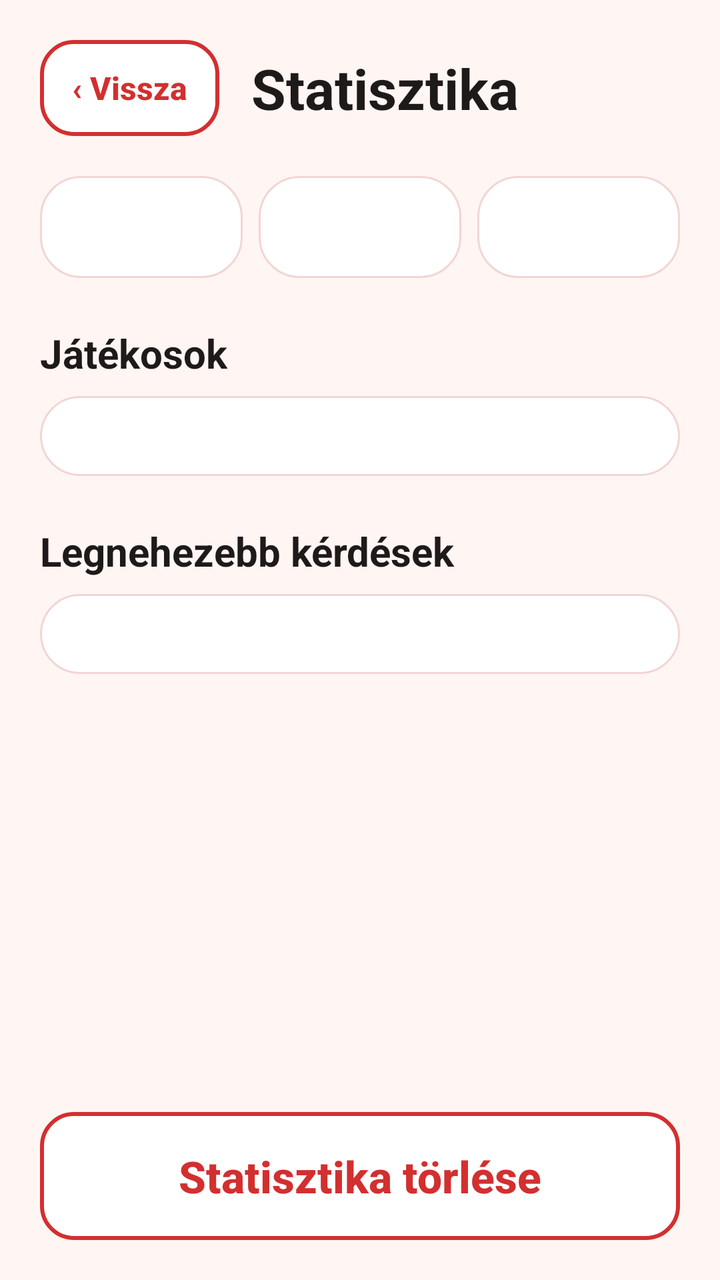
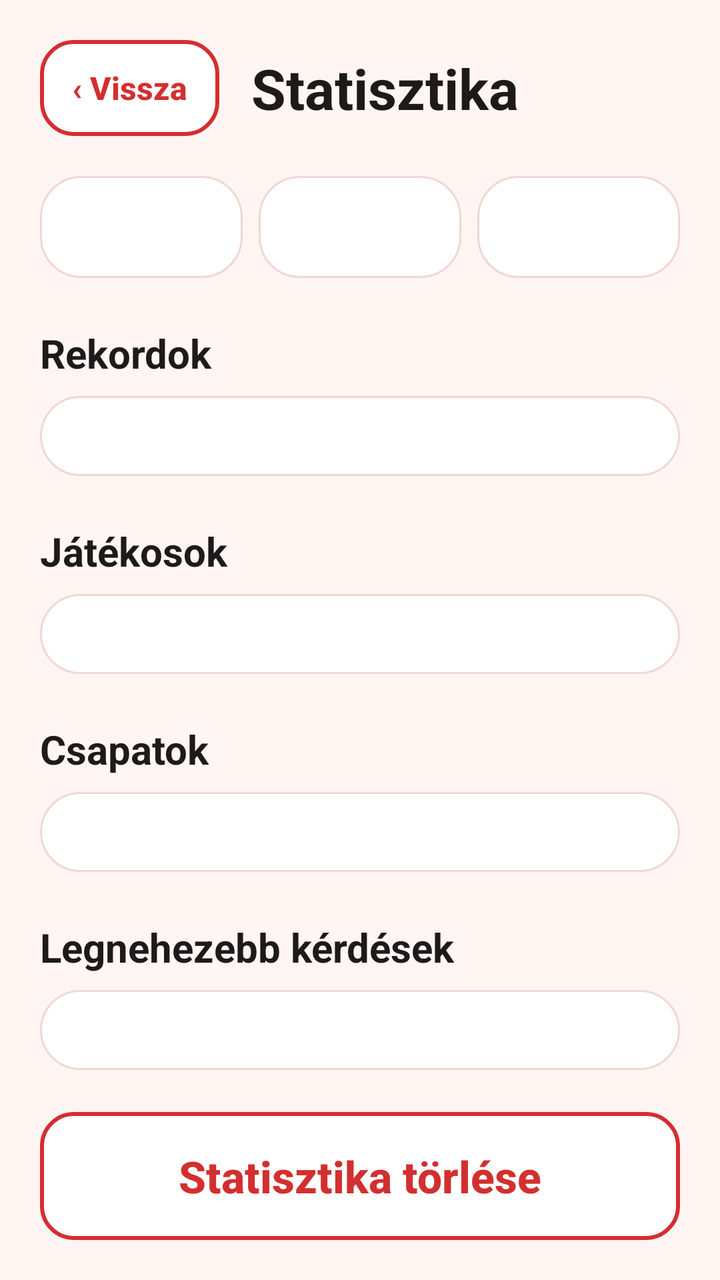

Compare the two renders of this Android layout. The source of the first and the diff that turns it into the second are given below.
<!-- AndroidManifest.xml: application theme AppTheme -->
<!-- res/layout/activity_statistics.xml -->
<?xml version="1.0" encoding="utf-8"?>
<LinearLayout xmlns:android="http://schemas.android.com/apk/res/android"
    xmlns:tools="http://schemas.android.com/tools"
    style="@style/Screen"
    tools:context=".StatisticsActivity">

    <LinearLayout
        android:layout_width="match_parent"
        android:layout_height="wrap_content"
        android:gravity="center_vertical"
        android:orientation="horizontal">

        <Button
            style="@style/ButtonSmall"
            android:id="@+id/ButtonBackStatistics"
            android:text="‹ Vissza" />

        <TextView
            style="@style/ScreenTitle"
            android:layout_marginStart="16dp"
            android:text="Statisztika" />
    </LinearLayout>

    <ScrollView
        android:layout_width="match_parent"
        android:layout_height="0dp"
        android:layout_weight="1"
        android:layout_marginTop="20dp">

        <LinearLayout
            android:layout_width="match_parent"
            android:layout_height="wrap_content"
            android:orientation="vertical">

            <LinearLayout
                android:layout_width="match_parent"
                android:layout_height="wrap_content"
                android:orientation="horizontal">

                <TextView
                    style="@style/StatTile"
                    android:id="@+id/StatGames"
                    android:layout_marginEnd="8dp" />

                <TextView
                    style="@style/StatTile"
                    android:id="@+id/StatQuestions"
                    android:layout_marginEnd="8dp" />

                <TextView
                    style="@style/StatTile"
                    android:id="@+id/StatSuccess" />
            </LinearLayout>

            <TextView
                style="@style/SectionTitle"
                android:text="Játékosok" />

            <LinearLayout
                style="@style/Card"
                android:layout_width="match_parent"
                android:layout_height="wrap_content"
                android:id="@+id/PlayerStatistics"
                android:orientation="vertical" />

            <TextView
                style="@style/SectionTitle"
                android:text="Legnehezebb kérdések" />

            <LinearLayout
                style="@style/Card"
                android:layout_width="match_parent"
                android:layout_height="wrap_content"
                android:id="@+id/HardestQuestions"
                android:orientation="vertical" />
        </LinearLayout>
    </ScrollView>

    <Button
        style="@style/ButtonSecondary"
        android:id="@+id/ButtonDeleteStatistics"
        android:layout_marginTop="12dp"
        android:text="Statisztika törlése" />

</LinearLayout>
<!-- resources referenced by this layout -->
<resources>
  <style name="ButtonSecondary" parent="ButtonBase">
          <item name="android:background">@drawable/btn_secondary</item>
          <item name="android:textColor">@color/text_secondary_button</item>
      </style>
  <style name="ButtonSmall" parent="ButtonSecondary">
          <item name="android:layout_width">wrap_content</item>
          <item name="android:layout_height">48dp</item>
          <item name="android:textSize">16sp</item>
          <item name="android:paddingStart">16dp</item>
          <item name="android:paddingEnd">16dp</item>
      </style>
  <style name="Card">
          <item name="android:background">@drawable/bg_card</item>
          <item name="android:padding">20dp</item>
      </style>
  <style name="Screen">
          <item name="android:layout_width">match_parent</item>
          <item name="android:layout_height">match_parent</item>
          <item name="android:orientation">vertical</item>
          <item name="android:padding">20dp</item>
          <item name="android:background">@color/background</item>
      </style>
  <style name="ScreenTitle">
          <item name="android:layout_width">wrap_content</item>
          <item name="android:layout_height">wrap_content</item>
          <item name="android:textSize">28sp</item>
          <item name="android:textStyle">bold</item>
          <item name="android:textColor">@color/textPrimary</item>
      </style>
  <style name="SectionTitle">
          <item name="android:layout_width">wrap_content</item>
          <item name="android:layout_height">wrap_content</item>
          <item name="android:layout_marginTop">24dp</item>
          <item name="android:layout_marginBottom">8dp</item>
          <item name="android:textColor">@color/textPrimary</item>
          <item name="android:textSize">20sp</item>
          <item name="android:textStyle">bold</item>
      </style>
  <style name="AppTheme" parent="Theme.AppCompat.DayNight.NoActionBar">
          <item name="colorPrimary">@color/colorPrimary</item>
          <item name="colorPrimaryDark">@color/colorPrimaryDark</item>
          <item name="colorAccent">@color/colorAccent</item>
          <item name="android:windowBackground">@color/background</item>
          <item name="android:textColorPrimary">@color/textPrimary</item>
          <item name="android:textColorSecondary">@color/textSecondary</item>
      </style>
  <style name="ButtonBase" parent="Widget.AppCompat.Button">
          <item name="android:layout_width">match_parent</item>
          <item name="android:layout_height">64dp</item>
          <item name="android:textSize">22sp</item>
          <item name="android:textStyle">bold</item>
          <item name="android:textAllCaps">false</item>
          <item name="android:stateListAnimator">@null</item>
          <item name="android:paddingStart">20dp</item>
          <item name="android:paddingEnd">20dp</item>
      </style>
  <!-- drawable bg_card (drawable) -->
  <?xml version="1.0" encoding="utf-8"?>
  <shape xmlns:android="http://schemas.android.com/apk/res/android" android:shape="rectangle">
      <corners android:radius="20dp" />
      <solid android:color="@color/surface" />
      <stroke android:width="1dp" android:color="@color/outline" />
  </shape>
  <color name="background">#FFF6F4</color>
  <color name="textPrimary">#1F1A1A</color>
  <color name="colorPrimary">#D32F2F</color>
  <color name="colorPrimaryDark">#9A0007</color>
  <color name="colorAccent">#D32F2F</color>
  <color name="textSecondary">#6E6262</color>
  <color name="surface">#FFFFFF</color>
  <color name="disabled">#E0D6D5</color>
  <color name="pinkLight">#FCE4EC</color>
  <color name="outline">#F2D6D3</color>
  <!-- unchanged entries left out for length: 2 -->
</resources>

<!-- the commit's change to res/layout/activity_statistics.xml (unified diff, before → after) -->
@@ -52,6 +52,19 @@
                     android:id="@+id/StatSuccess" />
             </LinearLayout>
 
+            
+            <TextView
+                style="@style/SectionTitle"
+                android:id="@+id/RecordsTitle"
+                android:text="Rekordok" />
+
+            <LinearLayout
+                style="@style/Card"
+                android:layout_width="match_parent"
+                android:layout_height="wrap_content"
+                android:id="@+id/Records"
+                android:orientation="vertical" />
+
             <TextView
                 style="@style/SectionTitle"
                 android:text="Játékosok" />
@@ -61,6 +74,19 @@
                 android:layout_width="match_parent"
                 android:layout_height="wrap_content"
                 android:id="@+id/PlayerStatistics"
+                android:orientation="vertical" />
+
+            
+            <TextView
+                style="@style/SectionTitle"
+                android:id="@+id/TeamStatisticsTitle"
+                android:text="Csapatok" />
+
+            <LinearLayout
+                style="@style/Card"
+                android:layout_width="match_parent"
+                android:layout_height="wrap_content"
+                android:id="@+id/TeamStatistics"
                 android:orientation="vertical" />
 
             <TextView
